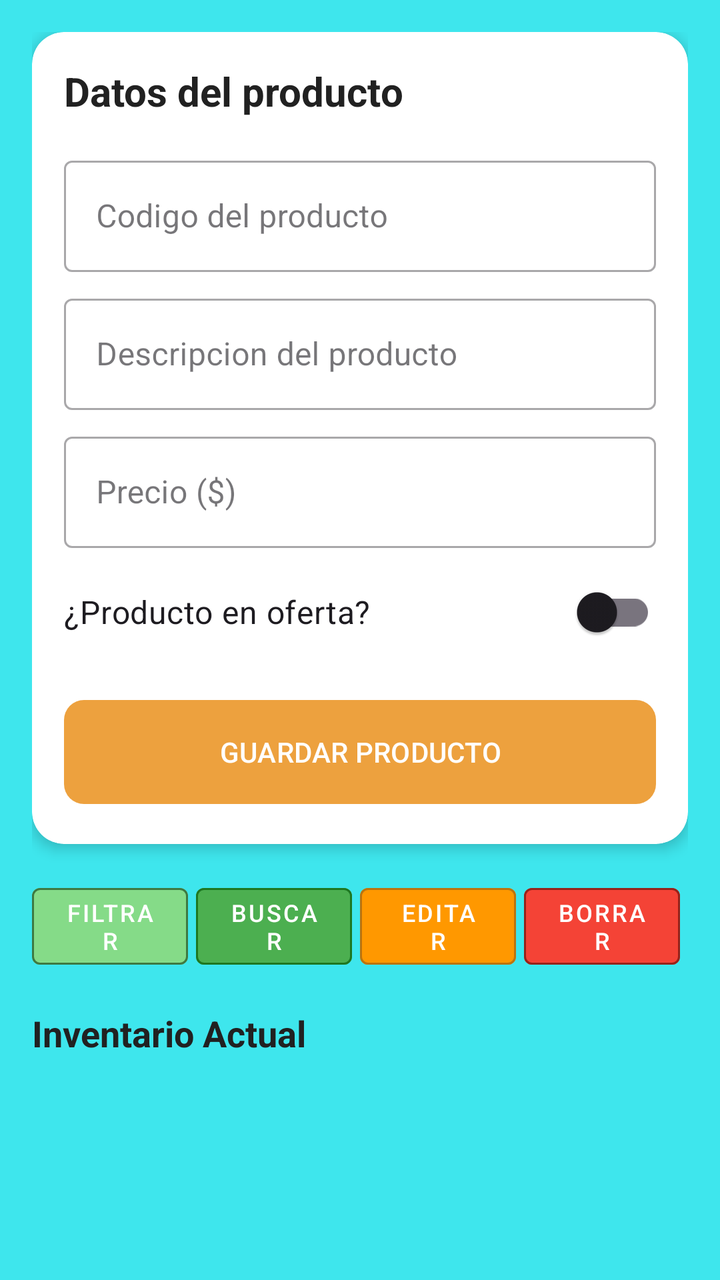
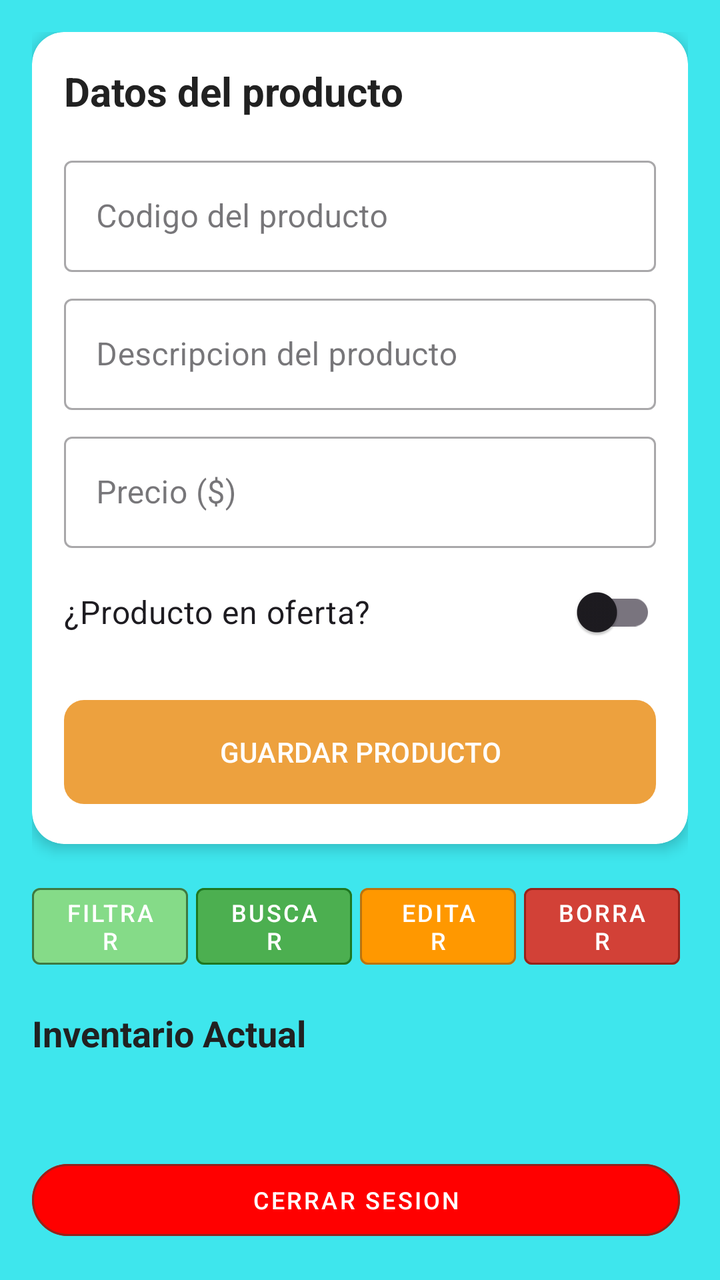

Compare the two renders of this Android layout. The source of the first and the diff that turns it into the second are given below.
<!-- AndroidManifest.xml: application theme Theme.AppInventario -->
<!-- res/layout/activity_main.xml -->
<?xml version="1.0" encoding="utf-8"?>
<LinearLayout xmlns:app="http://schemas.android.com/apk/res-auto"
    xmlns:android="http://schemas.android.com/apk/res/android"
    android:layout_width="match_parent"
    android:layout_height="match_parent"
    android:orientation="vertical"
    android:background="@color/colorFondo"
    android:padding="16dp">

    <androidx.cardview.widget.CardView
        android:layout_width="match_parent"
        android:layout_height="wrap_content"
        app:cardCornerRadius="16dp"
        app:cardElevation="4dp"
        android:layout_marginBottom="16dp">

        <LinearLayout
            android:layout_width="match_parent"
            android:layout_height="wrap_content"
            android:orientation="vertical"
            android:padding="16dp">

            <TextView
                android:layout_width="match_parent"
                android:layout_height="wrap_content"
                android:text="Datos del producto"
                android:textSize="20sp"
                android:textStyle="bold"
                android:textColor="#212121"
                android:layout_marginBottom="16dp"/>

            <com.google.android.material.textfield.TextInputLayout
                android:id="@+id/tilCodigo"
                android:layout_width="match_parent"
                android:layout_height="wrap_content"
                style="@style/Widget.MaterialComponents.TextInputLayout.OutlinedBox"
                android:layout_marginBottom="8dp">

                <com.google.android.material.textfield.TextInputEditText
                    android:id="@+id/etCodigo"
                    android:layout_width="match_parent"
                    android:layout_height="wrap_content"
                    android:hint="Codigo del producto"
                    android:inputType="number">

                </com.google.android.material.textfield.TextInputEditText>

            </com.google.android.material.textfield.TextInputLayout>

            <com.google.android.material.textfield.TextInputLayout
                android:id="@+id/tilDescripcion"
                android:layout_width="match_parent"
                android:layout_height="wrap_content"
                style="@style/Widget.MaterialComponents.TextInputLayout.OutlinedBox"
                android:layout_marginBottom="8dp">

                <com.google.android.material.textfield.TextInputEditText
                    android:id="@+id/etDescripcion"
                    android:layout_width="match_parent"
                    android:layout_height="wrap_content"
                    android:hint="Descripcion del producto"
                    android:inputType="textCapSentences">

                </com.google.android.material.textfield.TextInputEditText>

            </com.google.android.material.textfield.TextInputLayout>

            <com.google.android.material.textfield.TextInputLayout
                android:id="@+id/tilPrecio"
                android:layout_width="match_parent"
                android:layout_height="wrap_content"
                style="@style/Widget.MaterialComponents.TextInputLayout.OutlinedBox"
                android:layout_marginBottom="8dp">

                <com.google.android.material.textfield.TextInputEditText
                    android:id="@+id/etPrecio"
                    android:layout_width="match_parent"
                    android:layout_height="wrap_content"
                    android:hint="Precio ($)"
                    android:inputType="numberDecimal">

                </com.google.android.material.textfield.TextInputEditText>

            </com.google.android.material.textfield.TextInputLayout>

            <com.google.android.material.switchmaterial.SwitchMaterial
                android:id="@+id/swOferta"
                android:layout_width="match_parent"
                android:layout_height="wrap_content"
                android:text="¿Producto en oferta?"
                android:textSize="16sp"
                android:layout_marginBottom="16dp"/>

            <ProgressBar
                android:id="@+id/pbCarga"
                android:layout_width="wrap_content"
                android:layout_height="wrap_content"
                android:layout_gravity="center"
                android:visibility="gone"
                android:layout_marginBottom="8dp" />

            <com.google.android.material.button.MaterialButton
                android:id="@+id/btnCrearArticulo"
                android:layout_width="match_parent"
                android:layout_height="60dp"
                android:text="GUARDAR PRODUCTO"
                app:cornerRadius="10dp"
                app:backgroundTint="@color/colorPrimario"/>

        </LinearLayout>

    </androidx.cardview.widget.CardView>

    <LinearLayout
        android:layout_width="match_parent"
        android:layout_height="wrap_content"
        android:orientation="horizontal"
        android:layout_marginBottom="16dp">

        <com.google.android.material.button.MaterialButton
            android:id="@+id/btnFiltrar"
            style="@style/Widget.MaterialComponents.Button.OutlinedButton"
            android:layout_width="0dp"
            android:layout_height="wrap_content"
            android:layout_marginEnd="4dp"
            android:layout_weight="1"
            android:textSize="12sp"
            android:text="FILTRAR"
            android:textColor="@color/white"
            app:backgroundTint="#85DB88"
            app:strokeColor="#3E7942" />

        <com.google.android.material.button.MaterialButton
            android:id="@+id/btnBuscar"
            style="@style/Widget.MaterialComponents.Button.OutlinedButton"
            android:layout_width="0dp"
            android:layout_height="wrap_content"
            android:layout_marginEnd="4dp"
            android:layout_weight="1"
            android:textSize="12sp"
            android:text="BUSCAR"
            android:textColor="@color/white"
            app:backgroundTint="#4CAF50"
            app:strokeColor="#1E7721" />

        <com.google.android.material.button.MaterialButton
            android:id="@+id/btnEditar"
            style="@style/Widget.MaterialComponents.Button.OutlinedButton"
            android:layout_width="0dp"
            android:layout_height="wrap_content"
            android:layout_marginEnd="4dp"
            android:layout_weight="1"
            android:textSize="12sp"
            android:text="EDITAR"
            android:textColor="@color/white"
            app:backgroundTint="#FF9800"
            app:strokeColor="#BB740F" />

        <com.google.android.material.button.MaterialButton
            android:id="@+id/btnBorrar"
            style="@style/Widget.MaterialComponents.Button.OutlinedButton"
            android:layout_width="0dp"
            android:layout_height="wrap_content"
            android:layout_marginEnd="4dp"
            android:layout_weight="1"
            android:textSize="12sp"
            android:text="BORRAR"
            android:textColor="@color/white"
            app:backgroundTint="#F44336"
            app:strokeColor="#95231B" />

    </LinearLayout>

    <TextView
        android:layout_width="match_parent"
        android:layout_height="wrap_content"
        android:text="Inventario Actual"
        android:textSize="18sp"
        android:textStyle="bold"
        android:textColor="#212121"
        android:layout_marginBottom="8dp"/>

    <androidx.recyclerview.widget.RecyclerView
        android:id="@+id/rvProductos"
        android:layout_width="match_parent"
        android:layout_height="0dp"
        android:layout_weight="1" />

</LinearLayout>
<!-- resources referenced by this layout -->
<resources>
  <color name="colorFondo">#3EE6ED</color>
  <color name="colorPrimario">#EDA13E</color>
  <color name="white">#FFFFFFFF</color>
  <style name="Theme.AppInventario" parent="Base.Theme.AppInventario" />
  <style name="Base.Theme.AppInventario" parent="Theme.Material3.DayNight.NoActionBar">
          
          
      </style>
</resources>

<!-- the commit's change to res/layout/activity_main.xml (unified diff, before → after) -->
@@ -166,7 +166,7 @@
             android:textSize="12sp"
             android:text="BORRAR"
             android:textColor="@color/white"
-            app:backgroundTint="#F44336"
+            app:backgroundTint="#D24137"
             app:strokeColor="#95231B" />
 
     </LinearLayout>
@@ -186,4 +186,17 @@
         android:layout_height="0dp"
         android:layout_weight="1" />
 
+    <com.google.android.material.button.MaterialButton
+        android:id="@+id/btnCerrarSesion"
+        style="@style/Widget.MaterialComponents.Button.OutlinedButton"
+        android:layout_width="match_parent"
+        android:layout_height="wrap_content"
+        android:layout_marginEnd="4dp"
+        android:textSize="12sp"
+        android:text="CERRAR SESION"
+        android:textColor="@color/white"
+        app:backgroundTint="#FF0000"
+        app:strokeColor="#95231B"
+        app:cornerRadius="20dp"/>
+
 </LinearLayout>
